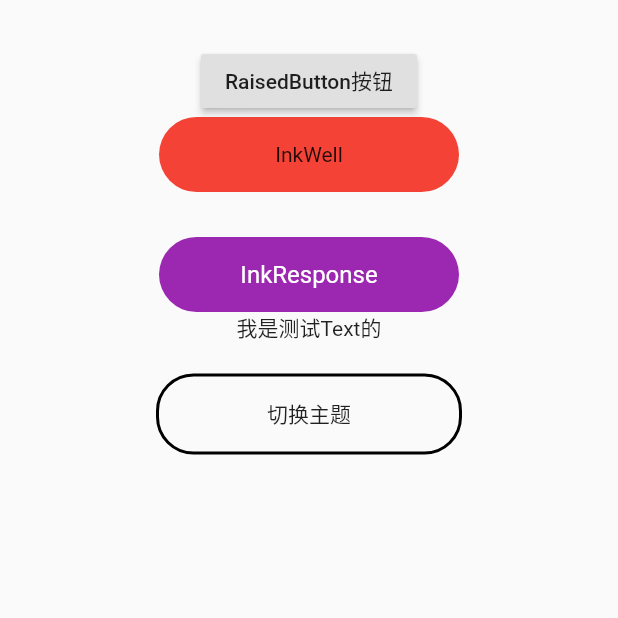
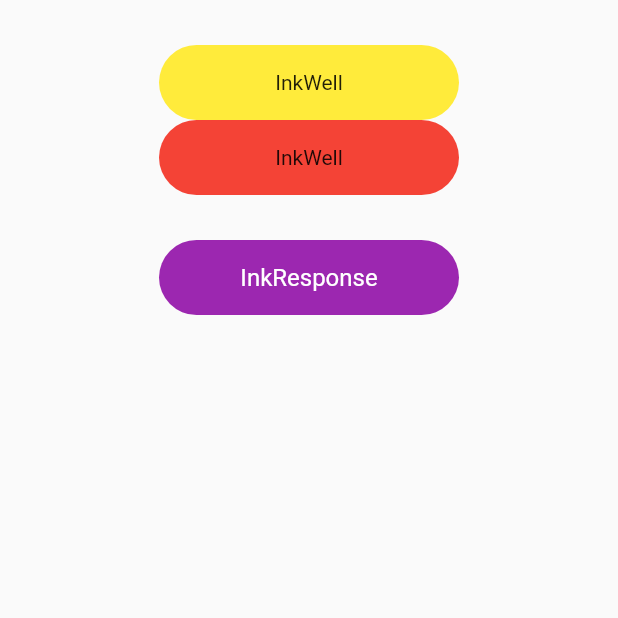
Before and after one commit to langyangyangzzZ/phoneApp, a Flutter app: the screen it shows after launch, after a tap on "开启路由", after a tap on "InkWell页面", on a phone screen of 412 x 824 dp, the top half of it. Run offline on Flutter 3.47's test engine with Material 2 defaults, Android fonts, the phone set to English and light mode, and no system bars; our stand-ins replace cached_network_image, image_picker, transparent_image; network calls fail; Roboto replaces fonts that are missing (MaoTi).

Commit message:
Flutter Ink,InkWell,InkResponse水波纹实现(2.3)

```diff
--- a/lib/inkwell.dart
+++ b/lib/inkwell.dart
@@ -7,7 +7,7 @@ class InkWellPage extends StatefulWidget {
 }
 
 class _InkWellPageState extends State<InkWellPage> {
-  bool _isLight = true;//判断是否是夜间模式 true白天 false夜间
+  bool _isLight = true; //判断是否是夜间模式 true白天 false夜间
 
   @override
   Widget build(BuildContext context) {
@@ -18,32 +18,67 @@ class _InkWellPageState extends State<InkWellPage> {
           brightness:
               _isLight == true ? Brightness.light : Brightness.dark //判断 夜间/白天模式
           ),
-
-
       home: Scaffold(
         body: Container(
           alignment: Alignment.center,
           margin: EdgeInsets.symmetric(vertical: 30),
           child: Column(
             children: [
-              RaisedButton(
-                onPressed: () {},
-                child: Text("RaisedButton按钮"),
+              Ink(
+                decoration: new BoxDecoration(
+                  color: Colors.yellow,
+                  borderRadius: new BorderRadius.circular(25),
                 ),
-              Ink(
+
+                  child:   InkWell(
+                    //可以不加
+                    radius: 300,
+                    highlightColor: Colors.teal,
+                    //设置高亮颜色
+                    // splashColor: Colors.black,
+                    //水波纹形状
+                    borderRadius: new BorderRadius.circular(25),
+                    //------√------
+                    onTap: () {
+
+                      print('--单击--');
+                    },
+                    child: Container(
+                      // color: Colors.yellow,这里的颜色不能加!!!
+                      width: 200,
+                      height: 50,
+                      alignment: Alignment.center,
+                      child: Text("InkWell"),
+                    ),
+                  ),
+
+
+              ),
+
+               Material(
+                child: Ink(
                   decoration: new BoxDecoration(
                     color: Colors.red,
                     borderRadius: new BorderRadius.all(new Radius.circular(25)),
                   ),
                   child: InkWell(
-                  focusColor: Colors.tealAccent,
+                    focusColor: Colors.tealAccent,//没什么用
+                    hoverColor: Colors.amber,//没什么用
+                    radius: 300,
                     //获取焦点颜色
                     // highlightColor: Colors.teal, //设置高亮颜色
                     splashColor: Colors.black,
+                    //水波纹形状
                     borderRadius: new BorderRadius.circular(25),
+                    //------√------
                     onTap: () {
-                    //------√------
-                    print('----');
+                      print('--单击--');
+                    },
+                    onDoubleTap: (){
+                      print('--双击--');
+                    },
+                    onLongPress: (){
+                      print('--长按--');
                     },
                     child: Container(
                       width: 200,
@@ -53,6 +88,10 @@ class _InkWellPageState extends State<InkWellPage> {
                     ),
                   ),
                 ),
+              ),
+
+              //=========================
+
                 Padding(
                 padding: EdgeInsets.only(top: 30),
                 child: new Ink(
@@ -72,8 +111,8 @@ class _InkWellPageState extends State<InkWellPage> {
                     highlightShape: BoxShape.rectangle,
                     //  ----√----
 
-                    /*
-                   InkResponse内部的radius这个需要注意的是，
+
+                 /*  InkResponse内部的radius这个需要注意的是，
                     我们需要半径大于控件的宽，如果radius过小，显示的水波纹就是一个很小的圆，
                    */
 
@@ -104,11 +143,15 @@ class _InkWellPageState extends State<InkWellPage> {
                   ),
                 ),
               ),
-              Text(
+
+              //==================================================
+
+             /*   Text(
                 "我是测试Text的",
                 style: TextStyle(fontFamily: "MaoTi"),
-              ),
-              Padding(
+              ),*/
+
+            /*  Padding(
                 padding: EdgeInsets.only(top: 20),
                 child: Ink(
                   decoration: BoxDecoration(
@@ -128,7 +171,11 @@ class _InkWellPageState extends State<InkWellPage> {
                       width: 200,
                       height: 50,
                       alignment: Alignment.center,
-                      child: Text("切换主题",style: TextStyle(fontFamily: "iconfont"),),
+                      child: Text(
+                        "切换主题",
+                        //通过TextStyle中的fontFamily属性设置字体
+                        style: TextStyle(fontFamily: "iconfont"),
+                      ),
                     ),
                     onTap: () {
                       setState(() {
@@ -137,7 +184,7 @@ class _InkWellPageState extends State<InkWellPage> {
                     },
                   ),
                 ),
-              )
+              ),*/
             ],
           ),
         ),
--- a/lib/main.dart
+++ b/lib/main.dart
@@ -1,4 +1,5 @@
 import 'package:flutter/material.dart';
+import 'package:flutter_app/HeroDemo.dart';
 import 'package:flutter_app/animation.dart';
 import 'package:flutter_app/image.dart';
 import 'package:flutter_app/inkwell.dart';
@@ -9,7 +10,6 @@ void main() {
 }
 
 class MyApp extends StatelessWidget {
-  // This widget is the root of your application.
   @override
   Widget build(BuildContext context) {
     return MaterialApp(
@@ -21,6 +21,7 @@ class MyApp extends StatelessWidget {
         "imagePage": (BuildContext context) => ImagePage(),
         "AnimaitonPage": (BuildContext context) => AnimationPage(),
         "InkWellPage": (BuildContext context) => InkWellPage(),
+        "HeroPage": (BuildContext context) => HeroPage(),
       },
     );
   }
@@ -57,6 +58,7 @@ class _MyHomePageState extends State<MyHomePage> {
             initButton(ImagePage(), "imagePage", "Image页面"),
             initButton(AnimationPage(), "AnimaitonPage", "Animation页面"),
             initButton(InkWellPage(), "InkWellPage", "InkWell页面"),
+            initButton(HeroPage(), "HeroPage", "Hero动画页面"),
           ],
         )
         // This trailing comma makes auto-formatting nicer for build methods.
```
Also changed, not shown: lib/HeroDemo.dart (added, +84 -0 lines). Lines whose indentation alone changed are shown as unchanged.
